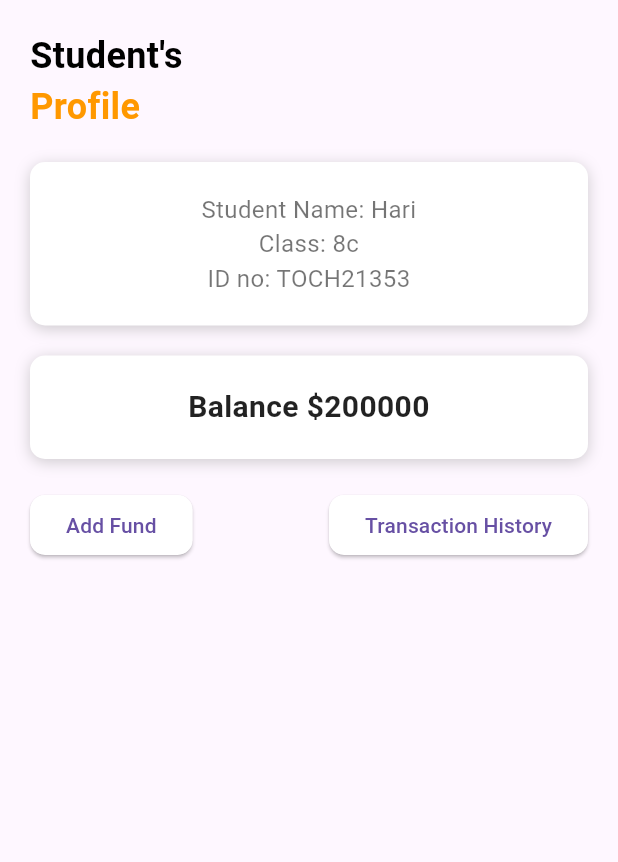
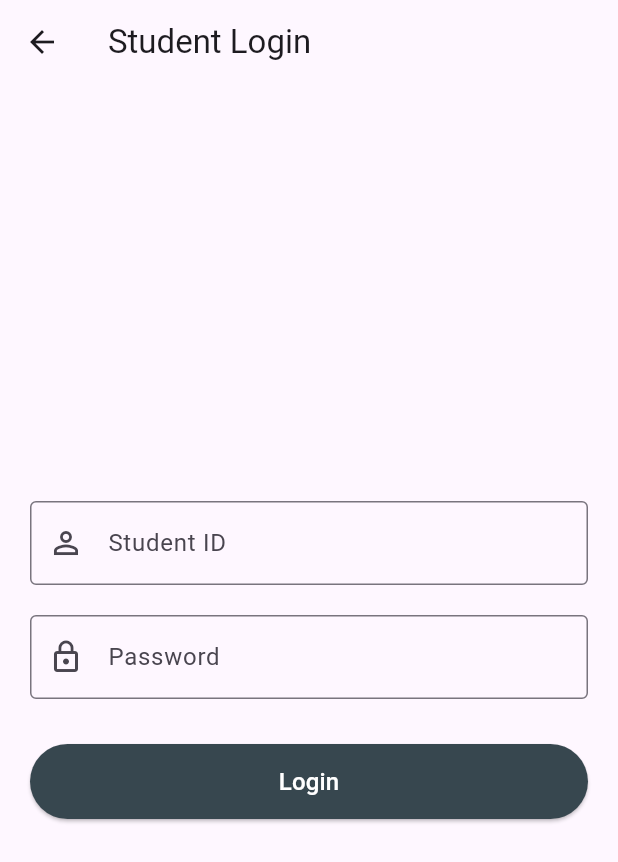
Before and after one commit to rinisaram/Stu_vendor-main-, a Flutter app: the screen it shows after launch, after a tap on "Student", on a phone screen of 412 x 824 dp. Shown: the top 862 px of the screen. Run offline on Flutter 3.47's test engine with Material 3 defaults, Android fonts, the phone set to English and light mode, and no system bars; missing offline and left inert: flutter_barcode_scanner.

Commit message:
updated login screen

```diff
--- a/lib/main.dart
+++ b/lib/main.dart
@@ -15,7 +15,7 @@ class MyApp extends StatelessWidget {
       theme: ThemeData(
         primarySwatch: Colors.blue,
       ),
-      home: LoginPage(),
+      home: MainHome(),
     );
   }
 }
--- /dev/null
+++ b/lib/presentation/login_student.dart
@@ -0,0 +1,107 @@
+import 'package:stu_vendor_main/presentation/home.dart';
+import 'package:flutter/material.dart';
+import 'dart:async';
+
+class LoginPageStudnet extends StatelessWidget {
+  LoginPageStudnet({Key? key}) : super(key: key);
+
+  final TextEditingController _studentIdController = TextEditingController();
+  final TextEditingController _passwordController = TextEditingController();
+
+  @override
+  Widget build(BuildContext context) {
+    return Scaffold(
+      appBar: AppBar(
+        title: const Text('Student Login'),
+      ),
+      body: Padding(
+        padding: const EdgeInsets.all(20.0),
+        child: Column(
+          mainAxisAlignment: MainAxisAlignment.center,
+          children: [
+            TextField(
+              controller: _studentIdController,
+              decoration: InputDecoration(
+                labelText: 'Student ID',
+                hintText: 'Enter your student ID',
+                border: OutlineInputBorder(),
+                prefixIcon: Icon(Icons.perm_identity),
+              ),
+            ),
+            SizedBox(height: 20),
+            TextField(
+              controller: _passwordController,
+              obscureText: true,
+              decoration: InputDecoration(
+                labelText: 'Password',
+                hintText: 'Enter your password',
+                border: OutlineInputBorder(),
+                prefixIcon: Icon(Icons.lock_outline),
+              ),
+            ),
+            SizedBox(height: 30),
+            ElevatedButton(
+              onPressed: () => _login(context),
+              style: ElevatedButton.styleFrom(
+                  backgroundColor: Colors.blueGrey[800],
+                  minimumSize: Size(double.infinity, 50)),
+              child: Text('Login',
+                  style: TextStyle(fontSize: 16, color: Colors.white)),
+            ),
+          ],
+        ),
+      ),
+    );
+  }
+
+  void _login(BuildContext context) {
+    if (_studentIdController.text.isEmpty || _passwordController.text.isEmpty) {
+      showDialog(
+        context: context,
+        builder: (context) => AlertDialog(
+          title: const Text("Error"),
+          content: const Text("Please enter all fields"),
+          actions: <Widget>[
+            TextButton(
+              child: const Text("Close"),
+              onPressed: () {
+                Navigator.of(context).pop();
+              },
+            )
+          ],
+        ),
+      );
+    } else {
+      showDialog(
+        context: context,
+        barrierDismissible:
+            false, // User cannot dismiss the dialog by tapping outside it
+        builder: (BuildContext context) {
+          return Dialog(
+            child: Padding(
+              padding: const EdgeInsets.all(20.0),
+              child: Row(
+                mainAxisSize: MainAxisSize.min,
+                children: [
+                  CircularProgressIndicator(),
+                  SizedBox(width: 20),
+                  Text("Logging in..."),
+                ],
+              ),
+            ),
+          );
+        },
+      );
+
+      // Wait for 2 seconds
+      Timer(Duration(seconds: 2), () {
+        Navigator.of(context).pop(); // Pop the dialog
+        Navigator.pushReplacement(
+          // Navigate to the home page
+          context,
+          MaterialPageRoute(builder: (context) => const HomeScreen()),
+        );
+      });
+    }
+  }
+}
--- a/lib/presentation/main_home.dart
+++ b/lib/presentation/main_home.dart
@@ -1,10 +1,11 @@
-import 'package:akhilettan_ka_project/presentation/home.dart';
 import 'package:flutter/material.dart';
 
+import 'login_student.dart';
 import 'vendor/vendor_home.dart';
+import 'vendor/vendor_login.dart';
 
-class LoginPage extends StatelessWidget {
-  const LoginPage({Key? key}) : super(key: key);
+class MainHome extends StatelessWidget {
+  const MainHome({Key? key}) : super(key: key);
 
   @override
   Widget build(BuildContext context) {
@@ -54,7 +55,7 @@ class LoginPage extends StatelessWidget {
                     Navigator.of(context).push(
                       MaterialPageRoute(
                         builder: (context) {
-                          return const HomeScreen();
+                          return LoginPageStudnet();
                         },
                       ),
                     );
@@ -70,7 +71,7 @@ class LoginPage extends StatelessWidget {
                     Navigator.of(context).push(
                       MaterialPageRoute(
                         builder: (context) {
-                          return const VendorScreen();
+                          return  LoginPageVendor();
                         },
                       ),
                     );
@@ -96,7 +97,7 @@ class LoginPage extends StatelessWidget {
       icon: Icon(icon, size: 24),
       label: Text(
         label,
-        style: const TextStyle(fontSize: 18),
+        style: const TextStyle(fontSize: 18, color: Colors.white),
       ),
       style: ElevatedButton.styleFrom(
         backgroundColor: color,
--- a/lib/presentation/vendor/vendor_home.dart
+++ b/lib/presentation/vendor/vendor_home.dart
@@ -1,4 +1,4 @@
-import 'package:akhilettan_ka_project/presentation/vendor/deposit.dart';
+import 'package:stu_vendor_main/presentation/vendor/deposit.dart';
 import 'package:flutter/material.dart';
 import 'package:flutter/services.dart';
 import 'package:flutter_barcode_scanner/flutter_barcode_scanner.dart';
--- a/pubspec.yaml
+++ b/pubspec.yaml
@@ -1,4 +1,4 @@
-name: akhilettan_ka_project
+name: stu_vendor_main
 description: A new Flutter project.
 # The following line prevents the package from being accidentally published to
 # pub.dev using `flutter pub publish`. This is preferred for private packages.
```
Also changed, not shown: lib/presentation/vendor/vendor_login.dart (added, +109 -0 lines), 17 other files.
